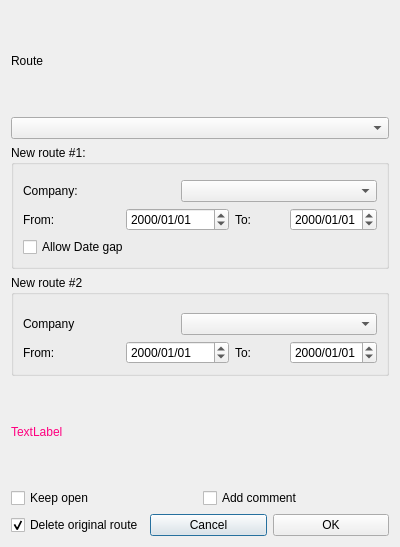
Before: the Qt Designer form mapper_app/ui/splitroute.ui in allenck/mapper, drawn with Qt 5.
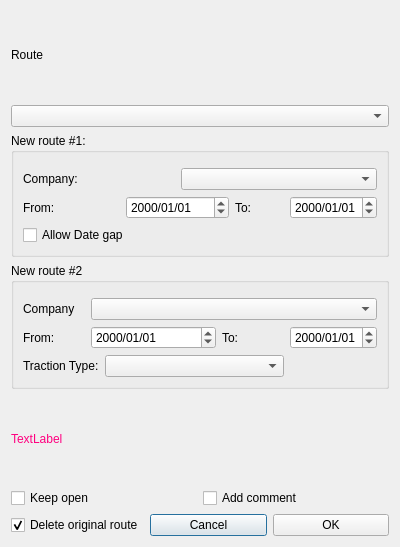
After: the same form once the commit is applied. Custom widgets are drawn as their Qt base class.

```diff
--- a/mapper_app/ui/splitroute.ui
+++ b/mapper_app/ui/splitroute.ui
@@ -87,46 +87,67 @@
       <string>New route #2</string>
      </property>
      <layout class="QGridLayout" name="gridLayout_2">
-      <item row="1" column="3" colspan="3">
-       <widget class="QComboBox" name="cbCompany2"/>
+      <item row="0" column="0" colspan="5">
+       <widget class="RouteNameWidget" name="rnw2" native="true"/>
       </item>
-      <item row="2" column="5">
-       <widget class="QDateEdit" name="dateTo2">
-        <property name="displayFormat">
-         <string>yyyy/MM/dd</string>
-        </property>
-       </widget>
-      </item>
-      <item row="2" column="0" colspan="2">
-       <widget class="QLabel" name="label_8">
-        <property name="text">
-         <string>From:</string>
-        </property>
-       </widget>
-      </item>
-      <item row="2" column="2" colspan="2">
-       <widget class="QDateEdit" name="dateFrom2">
-        <property name="displayFormat">
-         <string>yyyy/MM/dd</string>
-        </property>
-       </widget>
-      </item>
-      <item row="1" column="0" colspan="2">
+      <item row="1" column="0">
        <widget class="QLabel" name="label_5">
         <property name="text">
          <string>Company</string>
         </property>
        </widget>
       </item>
-      <item row="2" column="4">
+      <item row="2" column="0">
+       <widget class="QLabel" name="label_8">
+        <property name="text">
+         <string>From:</string>
+        </property>
+       </widget>
+      </item>
+      <item row="2" column="1" colspan="2">
+       <widget class="QDateEdit" name="dateFrom2">
+        <property name="displayFormat">
+         <string>yyyy/MM/dd</string>
+        </property>
+       </widget>
+      </item>
+      <item row="2" column="3">
        <widget class="QLabel" name="label_9">
         <property name="text">
          <string>To:</string>
         </property>
        </widget>
       </item>
-      <item row="0" column="0" colspan="6">
-       <widget class="RouteNameWidget" name="rnw2" native="true"/>
+      <item row="2" column="4">
+       <widget class="QDateEdit" name="dateTo2">
+        <property name="displayFormat">
+         <string>yyyy/MM/dd</string>
+        </property>
+       </widget>
+      </item>
+      <item row="1" column="1" colspan="4">
+       <widget class="QComboBox" name="cbCompany2"/>
+      </item>
+      <item row="3" column="0" colspan="4">
+       <layout class="QHBoxLayout" name="horizontalLayout_2">
+        <item>
+         <widget class="QLabel" name="label_2">
+          <property name="text">
+           <string>Traction Type:</string>
+          </property>
+         </widget>
+        </item>
+        <item>
+         <widget class="QComboBox" name="cbTractionType">
+          <property name="sizePolicy">
+           <sizepolicy hsizetype="Preferred" vsizetype="Fixed">
+            <horstretch>1</horstretch>
+            <verstretch>0</verstretch>
+           </sizepolicy>
+          </property>
+         </widget>
+        </item>
+       </layout>
       </item>
      </layout>
     </widget>
```
Left out of the diff: 184 changed lines with no effect on the pictures.
